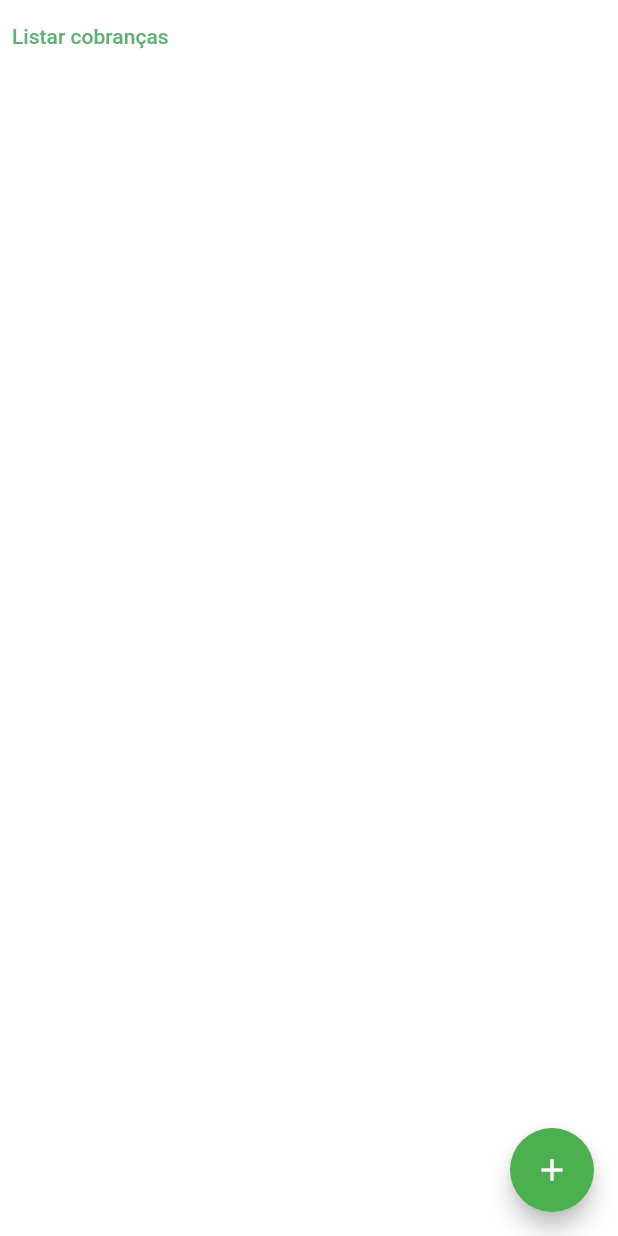
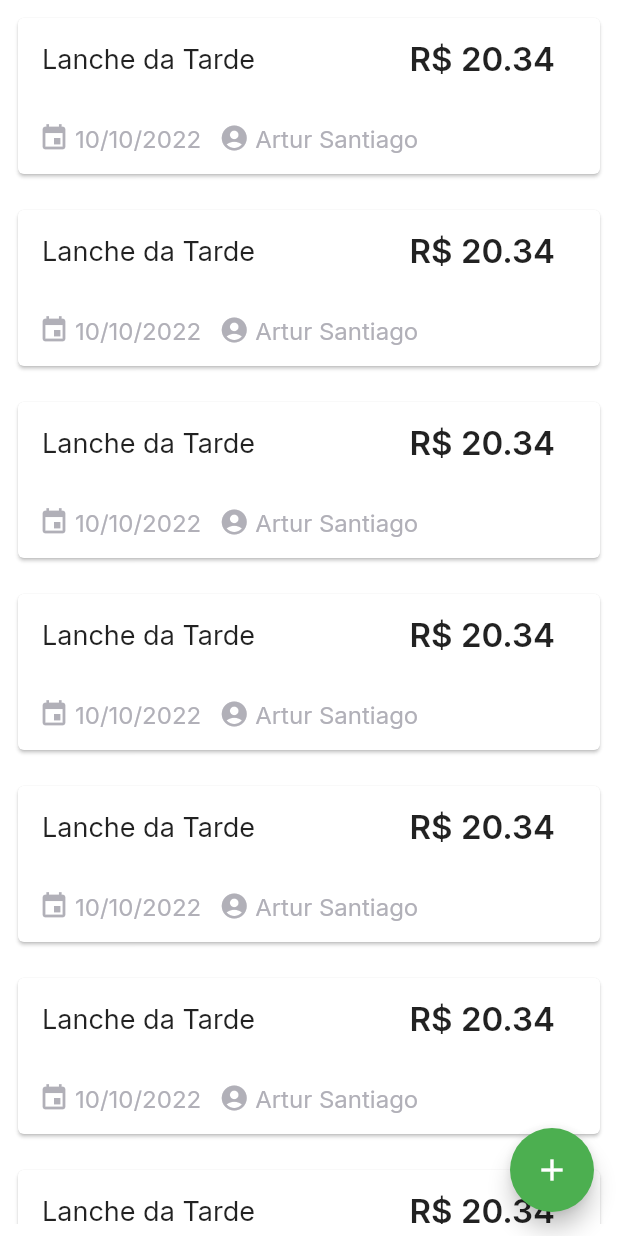
Before and after one commit to mjr/paymeback-app, a Flutter app: the ListChargesScreen screen opened directly, on a phone screen of 412 x 824 dp. Run offline on Flutter 3.47's test engine with Material 2 defaults, Android fonts, the light colour scheme and no system bars; our stand-ins replace firebase_core, google_fonts, google_sign_in, shared_preferences; accounts and stored records are empty.

Commit message:
feat: add charge card

```diff
--- /dev/null
+++ b/lib/components/charge_card.dart
@@ -0,0 +1,120 @@
+import 'package:flutter/foundation.dart';
+import 'package:flutter/material.dart';
+import 'package:google_fonts/google_fonts.dart';
+
+class ChargeCard extends StatelessWidget {
+  final String title;
+  final String endDate;
+  final double value;
+  final String debtorName;
+
+  const ChargeCard(
+      {Key? key,
+      required this.title,
+      required this.endDate,
+      required this.value,
+      required this.debtorName})
+      : super(key: key);
+
+  @override
+  Widget build(BuildContext context) {
+    return Padding(
+      padding: const EdgeInsets.only(bottom: 16),
+      child: Card(
+        borderOnForeground: true,
+        child: InkWell(
+          splashColor: Colors.green.withAlpha(30),
+          onTap: () {
+            if (kDebugMode) {
+              print('Card tapped');
+            }
+          },
+          child: Column(
+            mainAxisAlignment: MainAxisAlignment.center,
+            children: [
+              ListTile(
+                  title: SizedBox(
+                width: 20,
+                child: Row(
+                  children: [
+                    Text(
+                      title,
+                      style: GoogleFonts.inter(
+                        fontSize: 18,
+                        fontWeight: FontWeight.w400,
+                      ),
+                      strutStyle: const StrutStyle(fontSize: 12.0),
+                      overflow: TextOverflow.ellipsis,
+                    ),
+                    const Spacer(),
+                    Padding(
+                      padding: const EdgeInsets.only(right: 14),
+                      child: Text(
+                        "R\$ $value",
+                        style: GoogleFonts.inter(
+                          fontSize: 22,
+                          fontWeight: FontWeight.w600,
+                        ),
+                      ),
+                    ),
+                  ],
+                ),
+              )),
+              ListBody(
+                children: <Widget>[
+                  Padding(
+                    padding: const EdgeInsets.symmetric(
+                        horizontal: 14, vertical: 14),
+                    child: Row(
+                      children: [
+                        Row(
+                          mainAxisAlignment: MainAxisAlignment.center,
+                          children: [
+                            const Icon(
+                              Icons.event,
+                              size: 20,
+                              color: Color(0xFFB1B0B8),
+                            ),
+                            const SizedBox(width: 4),
+                            Text(
+                              endDate,
+                              style: GoogleFonts.inter(
+                                fontSize: 16,
+                                fontWeight: FontWeight.w400,
+                                color: const Color(0xFFB1B0B8),
+                              ),
+                            ),
+                          ],
+                        ),
+                        const SizedBox(width: 12),
+                        Row(
+                          mainAxisAlignment: MainAxisAlignment.center,
+                          children: [
+                            const Icon(
+                              Icons.account_circle,
+                              size: 20,
+                              color: Color(0xFFB1B0B8),
+                            ),
+                            const SizedBox(width: 4),
+                            Text(
+                              debtorName,
+                              style: GoogleFonts.inter(
+                                fontSize: 16,
+                                fontWeight: FontWeight.w400,
+                                color: const Color(0xFFB1B0B8),
+                              ),
+                            ),
+                          ],
+                        ),
+                      ],
+                    ),
+                  ),
+                ],
+              ),
+            ],
+          ),
+        ),
+      ),
+    );
+  }
+}
--- a/lib/screens/list_charges.dart
+++ b/lib/screens/list_charges.dart
@@ -1,4 +1,5 @@
 import 'package:flutter/material.dart';
+import 'package:paymeback/components/charge_card.dart';
 
 class ListChargesScreen extends StatelessWidget {
   const ListChargesScreen({Key? key}) : super(key: key);
@@ -12,7 +13,95 @@ class ListChargesScreen extends StatelessWidget {
           primary: const Color(0xFF5DB075),
         ),
         onPressed: () {},
-        child: const Text('Listar cobranças'),
+        child: ListView(
+          scrollDirection: Axis.vertical,
+          children: const [
+            ChargeCard(
+              debtorName: "Artur Santiago",
+              endDate: "10/10/2022",
+              title: "Lanche da Tarde",
+              value: 20.34,
+            ),
+            ChargeCard(
+              debtorName: "Artur Santiago",
+              endDate: "10/10/2022",
+              title: "Lanche da Tarde",
+              value: 20.34,
+            ),
+            ChargeCard(
+              debtorName: "Artur Santiago",
+              endDate: "10/10/2022",
+              title: "Lanche da Tarde",
+              value: 20.34,
+            ),
+            ChargeCard(
+              debtorName: "Artur Santiago",
+              endDate: "10/10/2022",
+              title: "Lanche da Tarde",
+              value: 20.34,
+            ),
+            ChargeCard(
+              debtorName: "Artur Santiago",
+              endDate: "10/10/2022",
+              title: "Lanche da Tarde",
+              value: 20.34,
+            ),
+            ChargeCard(
+              debtorName: "Artur Santiago",
+              endDate: "10/10/2022",
+              title: "Lanche da Tarde",
+              value: 20.34,
+            ),
+            ChargeCard(
+              debtorName: "Artur Santiago",
+              endDate: "10/10/2022",
+              title: "Lanche da Tarde",
+              value: 20.34,
+            ),
+            ChargeCard(
+              debtorName: "Artur Santiago",
+              endDate: "10/10/2022",
+              title: "Lanche da Tarde",
+              value: 20.34,
+            ),
+            ChargeCard(
+              debtorName: "Artur Santiago",
+              endDate: "10/10/2022",
+              title: "Lanche da Tarde",
+              value: 20.34,
+            ),
+            ChargeCard(
+              debtorName: "Artur Santiago",
+              endDate: "10/10/2022",
+              title: "Lanche da Tarde",
+              value: 20.34,
+            ),
+            ChargeCard(
+              debtorName: "Artur Santiago",
+              endDate: "10/10/2022",
+              title: "Lanche da Tarde",
+              value: 20.34,
+            ),
+            ChargeCard(
+              debtorName: "Artur Santiago",
+              endDate: "10/10/2022",
+              title: "Lanche da Tarde",
+              value: 20.34,
+            ),
+            ChargeCard(
+              debtorName: "Artur Santiago",
+              endDate: "10/10/2022",
+              title: "Lanche da Tarde",
+              value: 20.34,
+            ),
+            ChargeCard(
+              debtorName: "Artur Santiago",
+              endDate: "10/10/2022",
+              title: "Lanche da Tarde",
+              value: 20.34,
+            )
+          ],
+        ),
       ),
       floatingActionButton: FloatingActionButton(
         onPressed: () {
```
